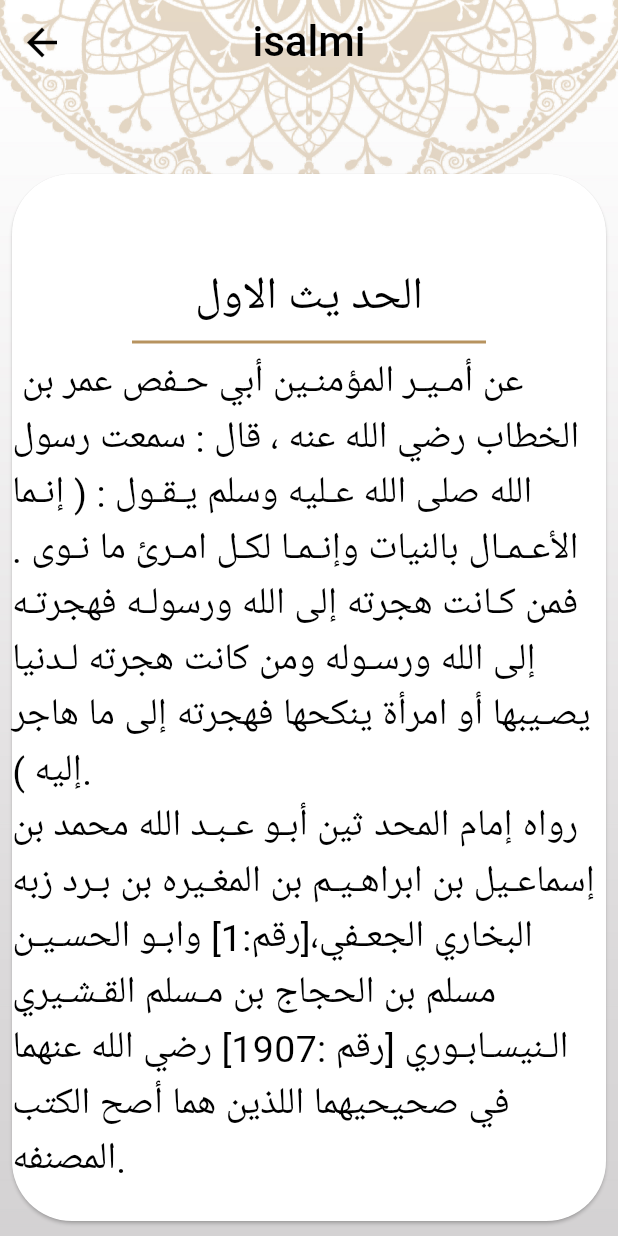
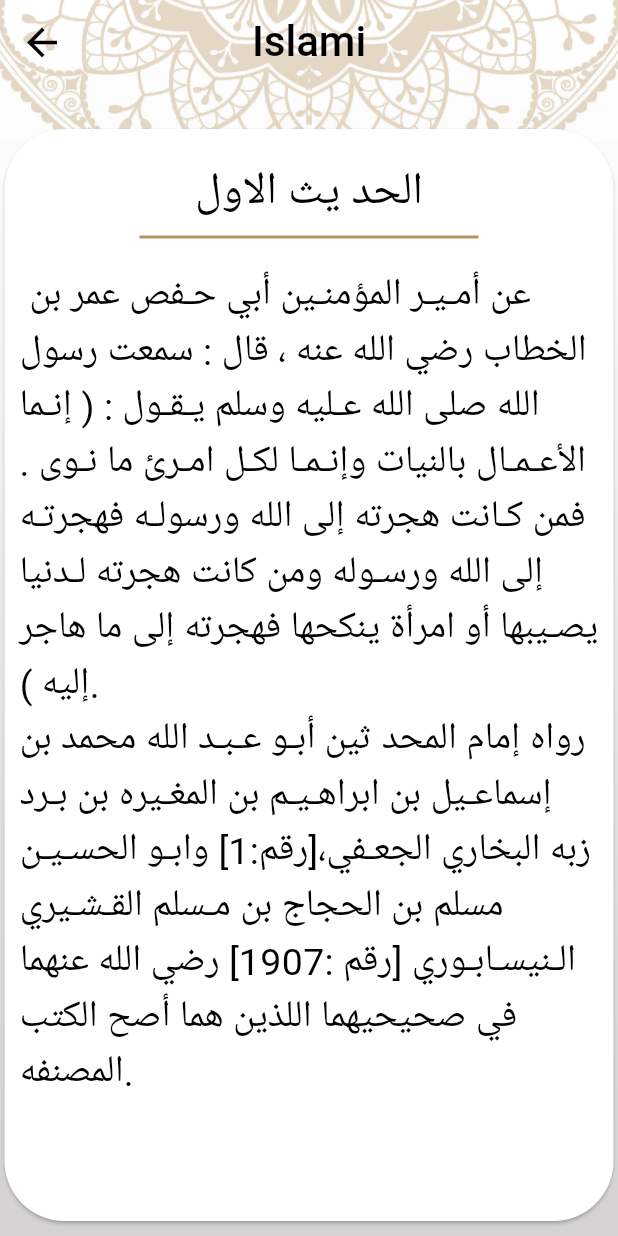
Before and after one commit to saloma55/Islamy, a Flutter app: the screen it shows after launch, after a tap on an icon or button, on a phone screen of 412 x 824 dp. Run offline on Flutter 3.47's test engine with Material 3 defaults, Android fonts, the phone set to English and light mode, and no system bars; our stand-ins replace easy_localization, shared_preferences.

Commit message:
final version

```diff
--- a/lib/ahadeth.dart
+++ b/lib/ahadeth.dart
@@ -4,57 +4,47 @@ import 'package:flutter/material.dart';
 import 'package:flutter/services.dart';
 import 'package:islami/hadeth_datails.dart';
 import 'package:islami/hadeth_model.dart';
-import 'package:islami/theme_data.dart';
-
 class ahadeth extends StatefulWidget{
   @override
   State<ahadeth> createState() => _ahadethState();
 }
-
 class _ahadethState extends State<ahadeth> {
-  List<hadeth_model>all=[];
-
+  List<hadeth_model>allahadith=[];
   @override
   Widget build(BuildContext context) {
-    if(all.isEmpty){
+    if(allahadith.isEmpty){
       loadfile();
     }
     return Column(
       crossAxisAlignment: CrossAxisAlignment.stretch,
       children: [
         Container(
-          margin: EdgeInsets.only(
-            top: 30
+          margin: const EdgeInsets.only(
+            top: 30.0
           ),
             child: Image.asset('assets/images/hadith_header.png',height: 219,)),
-        Divider(
-
-
-          // color: theme_data.primarycolor,
+        const Divider(
           thickness: 2,
         ),
         Center(
           child: Text('ahadith'.tr(),style: Theme.of(context).textTheme.bodySmall),
         ),
-        Divider(
-
-
-          // color: theme_data.primarycolor,
+        const Divider(
           thickness: 2,
         ),
         Expanded(
           child: ListView.separated(
             separatorBuilder: (context,index){
-              return Divider(
+              return const Divider(
                 color: Colors.transparent,
               );
             },
-            itemCount: all.length,
+            itemCount: allahadith.length,
               itemBuilder:(context,index){
             return InkWell(
               onTap: (){
                 Navigator.pushNamed(context, hadeth_datails.routeName,
-                 arguments: hadeth_model(title: all[index].title, content: all[index].content));
+                 arguments: hadeth_model(title: allahadith[index].title, content: allahadith[index].content));
                 setState(() {
 
                 });
@@ -65,8 +55,6 @@ class _ahadethState extends State<ahadeth> {
             );
           }),
         )
-
-
       ],
     );
   }
@@ -75,23 +63,17 @@ class _ahadethState extends State<ahadeth> {
     String ahadith=await rootBundle.loadString('assets/files/ahadeth.txt');
     List<String>hadith=ahadith.split('#');
     for(int i=0;i<hadith.length;i++){
-      String hadithone=hadith[i];
-      List<String>lines=hadithone.trim().split('\n');
+      String Hadith=hadith[i];
+      List<String>lines=Hadith.trim().split('\n');
       String title=lines[0];
       lines.removeAt(0);
       List<String> content=lines;
       hadeth_model Hadeth_model=hadeth_model(title: title, content: content);
-      all.add(Hadeth_model);
+      allahadith.add(Hadeth_model);
     }
     setState(() {
 
     });
 
-
-
-
-
-
-
   }
 }
--- a/lib/hadeth_datails.dart
+++ b/lib/hadeth_datails.dart
@@ -5,17 +5,13 @@ import 'package:islami/hadeth_model.dart';
 import 'package:islami/provider.dart';
 import 'package:islami/themeprovider.dart';
 import 'package:provider/provider.dart';
-
 class hadeth_datails extends StatelessWidget{
-
-
   static const String routeName='hadeth';
   @override
   Widget build(BuildContext context) {
     final themeProvider = Provider.of<ThemeProvider>(context);
     var pro=Provider.of<provider>(context);
     var model=ModalRoute.of(context)?.settings.arguments as hadeth_model;
-
     return Stack(
       children: [
         Container(width: double.infinity,
@@ -23,71 +19,60 @@ class hadeth_datails extends StatelessWidget{
               themeProvider.mode==ThemeMode.light?
               'assets/images/background.jpg':
               'assets/images/bg_dark.jpg',
-              fit: BoxFit.fill,)),
+              fit: BoxFit.fill,)
+        ),
         Scaffold(
-          // backgroundColor: Colors.transparent,
           appBar: AppBar(
-            // toolbarHeight: 100,
-            // centerTitle: true,
-            // elevation: 0,
-            // backgroundColor: Colors.transparent,
-            title: Text('isalmi'.tr()),
+            title: Text('islami'.tr()),
           ),
           body: Padding(
-            padding: EdgeInsets.symmetric(
+            padding:  const EdgeInsets.symmetric(
               horizontal: 3.0
             ),
             child: Card(
               shape: RoundedRectangleBorder(
                 borderRadius: BorderRadius.circular(40)
               ),
-              // decoration: BoxDecoration(
-              //     color: Colors.white,
-              //   borderRadius: BorderRadius.circular(40.0)
-              // ),
-              margin: EdgeInsets.only(
-                right: 5.0,
-                left: 5.0,
-                top: 60.0,
+              margin:  const EdgeInsets.only(
+                top: 30.0,
                 bottom: 10.0
               ),
-              // padding: EdgeInsets.all(10),
 
+              child: Padding(
+                padding: const EdgeInsets.all(10.0),
                 child: Column(
-
                   crossAxisAlignment: CrossAxisAlignment.center,
-
                   children: [
                     Container(
-
-                    margin: EdgeInsets.only(
-                        top: 60
+                      margin: const EdgeInsets.only(
+                          top: 10.0
                       ),
                       child: Center(
                         child: Text(model.title,
-
                           style: Theme.of(context).textTheme.bodyMedium?.copyWith(
-                          fontSize: 30
+                            fontSize: 30.0
                           )),
                       ),
                     ),
-                  Divider(
-                    // color: Color(0xffB7935F),
+                     const Divider(
                       thickness: 2,
                       indent: 80,
                       endIndent: 80,
+                    ),
+                     const SizedBox(
+                       height: 12,
                     ),
                     Expanded(child:
                     ListView.builder(
                       itemCount: model.content.length,
                         itemBuilder: (context,index){
                       return Text(model.content[index],
-
-
-                      style: Theme.of(context).textTheme.bodyMedium);
+                        style: Theme.of(context).textTheme.bodyMedium
+                      );
                     }))
                   ],
 
+                ),
               ),
             ),
           ),
--- a/lib/home.dart
+++ b/lib/home.dart
@@ -1,37 +1,22 @@
 import 'package:easy_localization/easy_localization.dart';
 import 'package:flutter/cupertino.dart';
 import 'package:flutter/material.dart';
-import 'package:islami/provider.dart';
-import 'package:islami/provider.dart';
 import 'package:islami/provider.dart';
 import 'package:islami/radio.dart';
 import 'package:islami/sebha.dart';
 import 'package:islami/settings.dart';
 import 'package:islami/themeprovider.dart';
 import 'package:provider/provider.dart';
-
 import 'ahadeth.dart';
 import 'moshaf.dart';
-
 class home extends StatefulWidget{
   static const String routeName='home';
-
   @override
   State<home> createState() => _homeState();
 }
-
 class _homeState extends State<home> {
-
-  List<Widget>tabs=[
-    ahadeth(),
-    radio(),
-    sebha(),
-    moshaf(),
-  settings()
-  ];
-
+  List<Widget>tabs= [ahadeth(),radio(),sebha(),moshaf(),settings()];
   int index=0;
-
   @override
   Widget build(BuildContext context) {
     final themeProvider = Provider.of<ThemeProvider>(context);
@@ -49,26 +34,24 @@ class _homeState extends State<home> {
             )
         ),
         Scaffold(
-
           backgroundColor: Colors.transparent,
           appBar: AppBar(
-            // backgroundColor: Colors.transparent,
             title: Text('islami'.tr()),
           ),
+
           bottomNavigationBar: BottomNavigationBar(
               currentIndex: index,
               onTap: (value){
                 index=value;
                 setState(() {
-
                 });
               },
               items: [
-                BottomNavigationBarItem(icon: ImageIcon(AssetImage('assets/images/quran.png'),size: 30),label: 'الاحاديث'),
-                BottomNavigationBarItem(icon: ImageIcon(AssetImage('assets/images/radio.png'),size: 30),label: 'الراديو'),
-                BottomNavigationBarItem(icon: ImageIcon(AssetImage('assets/images/sebha.png'),size: 30),label: 'السبحة'),
-                BottomNavigationBarItem(icon: ImageIcon(AssetImage('assets/images/moshaf.png'),size: 30),label: 'القران'),
-                BottomNavigationBarItem(icon: Icon(Icons.settings),label: 'الاعدادات')
+                BottomNavigationBarItem(icon: const ImageIcon(AssetImage('assets/images/quran.png'),size: 30),label: 'ahadith'.tr()),
+                BottomNavigationBarItem(icon: const ImageIcon(AssetImage('assets/images/radio.png'),size: 30),label: 'radio'.tr()),
+                BottomNavigationBarItem(icon: const ImageIcon(AssetImage('assets/images/sebha.png'),size: 30),label: 'sebha'.tr()),
+                BottomNavigationBarItem(icon: const ImageIcon(AssetImage('assets/images/moshaf.png'),size: 30),label: 'moshaf'.tr()),
+                BottomNavigationBarItem(icon: const Icon(Icons.settings),label: 'settings'.tr())
 
               ]),
           body: tabs[index],
--- a/lib/main.dart
+++ b/lib/main.dart
@@ -1,31 +1,13 @@
-
 
 import 'package:easy_localization/easy_localization.dart';
 import 'package:flutter/material.dart';
-import 'package:islami/ahadeth.dart';
 import 'package:islami/hadeth_datails.dart';
 import 'package:islami/home.dart';
-import 'package:islami/moshaf.dart';
 import 'package:islami/provider.dart';
-import 'package:islami/radio.dart';
-import 'package:islami/sebha.dart';
-import 'package:islami/settings.dart';
 import 'package:islami/suradetails.dart';
 import 'package:islami/theme_data.dart';
 import 'package:islami/themeprovider.dart';
-
 import 'package:provider/provider.dart';
-
- // void main() async {
- //   WidgetsFlutterBinding.ensureInitialized();
- //  await EasyLocalization.ensureInitialized();
- //  runApp(ChangeNotifierProvider(
- //     create: (context)=>provider(),
- //       child: EasyLocalization(
- //         supportedLocales: [Locale('en'), Locale('ar')],
- //           path: 'assets/translations', // <-- change the path of the translation files
- //           child: MyApp())));
- // }
 void main () async{
    WidgetsFlutterBinding.ensureInitialized();
   await EasyLocalization.ensureInitialized();
@@ -36,21 +18,14 @@ void main () async{
    ],
       child: EasyLocalization(
         saveLocale: true,
-          supportedLocales: [Locale('en'), Locale('ar')],
+          supportedLocales: const [Locale('en'), Locale('ar')],
           path: 'assets/translations',
-          child: MyApp())));
+          child: MyApp())
+  )
+  );
 
 }
-
-
-
-
-
-
 class MyApp extends StatelessWidget {
-
-
-
   @override
   Widget build(BuildContext context) {
    final themeProvider = Provider.of<ThemeProvider>(context);
@@ -61,11 +36,8 @@ class MyApp extends StatelessWidget {
     supportedLocales: context.supportedLocales,
     locale: context.locale,
     theme: theme_data.LightTheme,
-
     darkTheme: theme_data.DarkTheme,
-    // themeMode: pro.mode,
      themeMode: themeProvider.mode,
-
     initialRoute: home.routeName,
     debugShowCheckedModeBanner: false,
     routes: {
@@ -74,11 +46,6 @@ class MyApp extends StatelessWidget {
     home.routeName:(context)=>home()
     },
     )
-
-
-
-
-
     );
   }
 }
--- a/lib/provider.dart
+++ b/lib/provider.dart
@@ -1,6 +1,5 @@
 import 'package:flutter/cupertino.dart';
 import 'package:flutter/material.dart';
-
 class provider extends ChangeNotifier {
   ThemeMode mode = ThemeMode.light;
   changmode(ThemeMode thememode){
--- a/lib/radio.dart
+++ b/lib/radio.dart
@@ -4,9 +4,7 @@ import 'package:flutter/material.dart';
 class radio extends StatelessWidget{
   @override
   Widget build(BuildContext context) {
-    return Container(
-      color: Colors.red,
-    );
+    return Placeholder();
   }
 
 }
--- a/lib/theme_data.dart
+++ b/lib/theme_data.dart
@@ -1,30 +1,31 @@
 import 'package:flutter/cupertino.dart';
 import 'package:flutter/material.dart';
-
 class theme_data {
   static Color primarycolor =Color(0xffB7935F);
   static Color primarydarkcolor =Color(0xff141A2E);
-
+  // LightTheme
   static ThemeData LightTheme=ThemeData(
+    // For elevated button
     elevatedButtonTheme: ElevatedButtonThemeData(
       style: ElevatedButton.styleFrom(
         backgroundColor: primarycolor
       )
     ),
-
-    cardTheme: CardTheme(
+    // For Card
+    cardTheme: const CardTheme(
       color: Colors.white,
 
     ),
-
+   // For bottom sheet
     bottomSheetTheme: BottomSheetThemeData(
       backgroundColor: primarycolor
     ),
+    // For divider
     dividerTheme: DividerThemeData(
       color: primarycolor
     ),
-
-    textTheme: TextTheme(
+    // For Text
+    textTheme: const TextTheme(
      bodySmall:TextStyle(
        fontSize: 25,
        fontWeight: FontWeight.w400,
@@ -40,12 +41,11 @@ class theme_data {
         fontSize: 25,
         fontWeight: FontWeight.w400
       )
-
-
     ),
-
+    // For Scaffold
       scaffoldBackgroundColor: Colors.transparent,
-      appBarTheme: AppBarTheme(
+      // For Appbar
+      appBarTheme: const AppBarTheme(
         titleTextStyle: TextStyle(
           fontSize: 28,
           color: Colors.black,
@@ -61,6 +61,7 @@ class theme_data {
           centerTitle: true,
 
       ),
+     // For BottomnavigationBar
      bottomNavigationBarTheme: BottomNavigationBarThemeData(
        type: BottomNavigationBarType.fixed,
        showUnselectedLabels: false,
@@ -71,21 +72,24 @@ class theme_data {
      )
   );
 
+  // DarkTheme:
+  static ThemeData DarkTheme=ThemeData(
 
-  static ThemeData DarkTheme=ThemeData(
     elevatedButtonTheme: ElevatedButtonThemeData(
       style: ElevatedButton.styleFrom(
          backgroundColor: Colors.yellow
       )
     ),
+
     cardTheme: CardTheme(
       color: primarydarkcolor
     ),
-    dividerTheme: DividerThemeData(
+
+    dividerTheme: const DividerThemeData(
       color:Colors.yellow
     ),
 
-      textTheme: TextTheme(
+      textTheme: const TextTheme(
           bodySmall:TextStyle(
               fontSize: 25,
               fontWeight: FontWeight.w400,
@@ -106,7 +110,8 @@ class theme_data {
       ),
 
       scaffoldBackgroundColor: Colors.transparent,
-      appBarTheme: AppBarTheme(
+
+      appBarTheme: const AppBarTheme(
         titleTextStyle: TextStyle(
             fontSize: 28,
             color: Colors.white,
@@ -122,7 +127,8 @@ class theme_data {
         centerTitle: true,
 
       ),
-      bottomNavigationBarTheme: BottomNavigationBarThemeData(
+
+      bottomNavigationBarTheme: const BottomNavigationBarThemeData(
         type: BottomNavigationBarType.fixed,
         showUnselectedLabels: false,
         showSelectedLabels: true,
@@ -130,7 +136,8 @@ class theme_data {
         unselectedItemColor: Colors.white,
         backgroundColor:Color(0xff141A2E),
       ),
-      bottomSheetTheme: BottomSheetThemeData(
+
+      bottomSheetTheme: const BottomSheetThemeData(
        backgroundColor: Color(0xff141A2E),
        elevation: 0,
 
--- a/lib/themeprovider.dart
+++ b/lib/themeprovider.dart
@@ -1,16 +1,12 @@
 import 'package:flutter/material.dart';
 import 'package:shared_preferences/shared_preferences.dart';
-
 class ThemeProvider extends ChangeNotifier {
   static const String _themeKey = 'theme_mode';
   ThemeMode _mode = ThemeMode.light;
-
   ThemeMode get mode => _mode;
-
   ThemeProvider() {
     _loadThemeMode();
   }
-
   Future<void> _loadThemeMode() async {
     final prefs = await SharedPreferences.getInstance();
     final themeIndex = prefs.getInt(_themeKey);
@@ -19,7 +15,6 @@ class ThemeProvider extends ChangeNotifier {
       notifyListeners();
     }
   }
-
   Future<void> changeMode(ThemeMode themeMode) async {
     _mode = themeMode;
     final prefs = await SharedPreferences.getInstance();
```
Also changed, not shown: assets/translations/ar.json (+6 -1 lines), assets/translations/en.json (+6 -1 lines), lib/bottom_sheet_lan.dart (+14 -28 lines), lib/bottom_sheet_theme.dart (+10 -34 lines), lib/moshaf.dart (+6 -27 lines), lib/sebha.dart (+9 -24 lines), lib/settings.dart (+18 -32 lines), lib/suradetails.dart (+17 -60 lines). Lines whose indentation alone changed are shown as unchanged.
